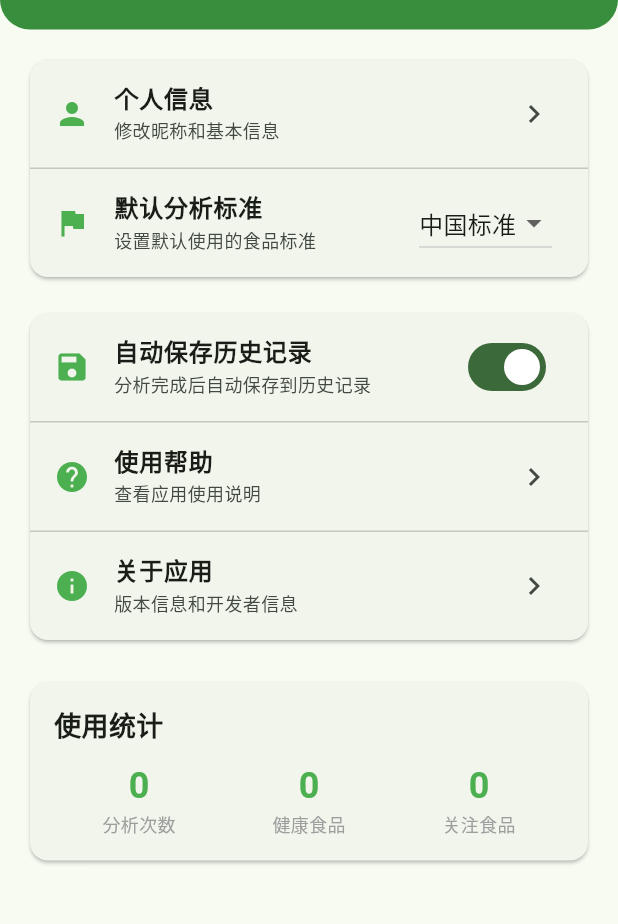
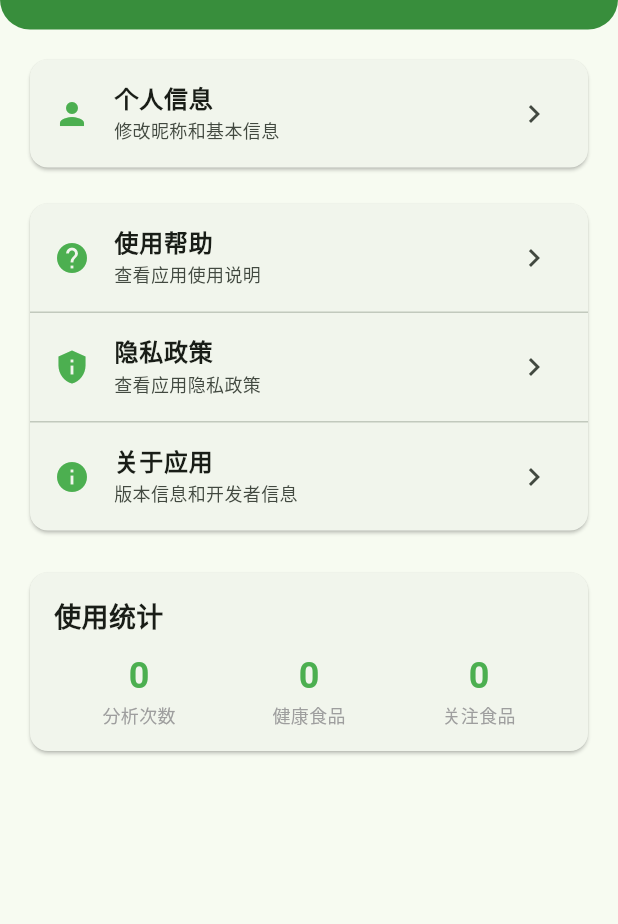
Before and after one commit to zhoubo416/ingredient-detective, a Flutter app: the ProfilePage screen opened directly, on a phone screen of 412 x 824 dp, the part 254-1178 px from its top. Run offline on Flutter 3.47's test engine with Material 3 defaults, Android fonts, the light colour scheme and no system bars; our stand-ins replace flutter_dotenv, image_picker, loading_animation_widget, permission_handler, shared_preferences, sqflite; accounts and stored records are empty; network calls fail.

Commit message:
添加隐私政策

```diff
--- a/lib/pages/profile_page.dart
+++ b/lib/pages/profile_page.dart
@@ -1,5 +1,8 @@
 import 'package:flutter/material.dart';
 import 'package:shared_preferences/shared_preferences.dart';
+import 'privacy_policy_page.dart';
+import '../services/database_service.dart';
+import '../models/ingredient_analysis.dart';
 
 class ProfilePage extends StatefulWidget {
   const ProfilePage({super.key});
@@ -12,11 +15,15 @@
   String _userName = '用户';
   String _defaultStandard = '中国标准';
   bool _autoSaveHistory = true;
+  int _analysisCount = 0;
+  int _healthyFoodCount = 0;
+  int _attentionFoodCount = 0;
 
   @override
   void initState() {
     super.initState();
     _loadSettings();
+    _loadStatistics();
   }
 
   Future<void> _loadSettings() async {
@@ -33,6 +40,27 @@
     await prefs.setString('userName', _userName);
     await prefs.setString('defaultStandard', _defaultStandard);
     await prefs.setBool('autoSaveHistory', _autoSaveHistory);
+  }
+
+  Future<void> _loadStatistics() async {
+    try {
+      final databaseService = DatabaseService();
+      final analysisHistory = await databaseService.getAnalysisHistory();
+
+      // 计算统计数据
+      int analysisCount = analysisHistory.length;
+      int healthyFoodCount = analysisHistory.where((result) => result.healthScore >= 7.0).length;
+      int attentionFoodCount = analysisHistory.where((result) => result.healthScore < 5.0).length;
+
+      setState(() {
+        _analysisCount = analysisCount;
+        _healthyFoodCount = healthyFoodCount;
+        _attentionFoodCount = attentionFoodCount;
+      });
+    } catch (e) {
+      print('加载统计数据错误: $e');
+      // 如果出错，保持默认值0
+    }
   }
 
   void _showNameEditDialog() {
@@ -143,29 +171,7 @@
                         subtitle: '修改昵称和基本信息',
                         trailing: const Icon(Icons.chevron_right),
                         onTap: _showNameEditDialog,
-                      ),
-                      const Divider(height: 1),
-                      _buildSettingItem(
-                        icon: Icons.flag,
-                        title: '默认分析标准',
-                        subtitle: '设置默认使用的食品标准',
-                        trailing: DropdownButton<String>(
-                          value: _defaultStandard,
-                          items: ['中国标准', '美国标准', '欧盟标准', '日本标准']
-                              .map((standard) => DropdownMenuItem<String>(
-                                    value: standard,
-                                    child: Text(standard),
-                                  ))
-                              .toList(),
-                          onChanged: (value) {
-                            setState(() {
-                              _defaultStandard = value!;
-                            });
-                            _saveSettings();
-                          },
-                        ),
-                        onTap: null,
-                      ),
+                      )
                     ],
                   ),
                 ),
@@ -177,27 +183,24 @@
                   child: Column(
                     children: [
                       _buildSettingItem(
-                        icon: Icons.save,
-                        title: '自动保存历史记录',
-                        subtitle: '分析完成后自动保存到历史记录',
-                        trailing: Switch(
-                          value: _autoSaveHistory,
-                          onChanged: (value) {
-                            setState(() {
-                              _autoSaveHistory = value;
-                            });
-                            _saveSettings();
-                          },
-                        ),
-                        onTap: null,
-                      ),
-                      const Divider(height: 1),
-                      _buildSettingItem(
                         icon: Icons.help,
                         title: '使用帮助',
                         subtitle: '查看应用使用说明',
                         trailing: const Icon(Icons.chevron_right),
                         onTap: () => _showHelpDialog(),
+                      ),
+                      const Divider(height: 1),
+                      _buildSettingItem(
+                        icon: Icons.privacy_tip,
+                        title: '隐私政策',
+                        subtitle: '查看应用隐私政策',
+                        trailing: const Icon(Icons.chevron_right),
+                        onTap: () => Navigator.push(
+                          context,
+                          MaterialPageRoute(
+                            builder: (context) => const PrivacyPolicyPage(),
+                          ),
+                        ),
                       ),
                       const Divider(height: 1),
                       _buildSettingItem(
@@ -231,9 +234,9 @@
                         Row(
                           mainAxisAlignment: MainAxisAlignment.spaceAround,
                           children: [
-                            _buildStatItem('分析次数', '0'),
-                            _buildStatItem('健康食品', '0'),
-                            _buildStatItem('关注食品', '0'),
+                            _buildStatItem('分析次数', _analysisCount.toString()),
+                            _buildStatItem('健康食品', _healthyFoodCount.toString()),
+                            _buildStatItem('关注食品', _attentionFoodCount.toString()),
                           ],
                         ),
                       ],
@@ -278,13 +281,11 @@
             children: const [
               Text('1. 点击"分析"页面拍照或选择图片'),
               SizedBox(height: 8),
-              Text('2. 选择分析标准（中国/美国/欧盟/日本）'),
+              Text('2. 系统自动识别配料并分析营养价值'),
               SizedBox(height: 8),
-              Text('3. 系统自动识别配料并分析营养价值'),
+              Text('3. 查看分析结果和健康评分'),
               SizedBox(height: 8),
-              Text('4. 查看分析结果和健康评分'),
-              SizedBox(height: 8),
-              Text('5. 历史记录可在"历史"页面查看'),
+              Text('4. 历史记录可在"历史"页面查看'),
             ],
           ),
         ),
@@ -313,7 +314,7 @@
             SizedBox(height: 8),
             Text('功能: 食品配料分析工具'),
             SizedBox(height: 8),
-            Text('技术支持: support@ingredient-detective.com'),
+            Text('技术支持: ingredient2025@126.com'),
           ],
         ),
         actions: [
```
Also changed, not shown: lib/pages/home_page.dart (+4 -4 lines), lib/pages/privacy_policy_page.dart (added, +218 -0 lines).
